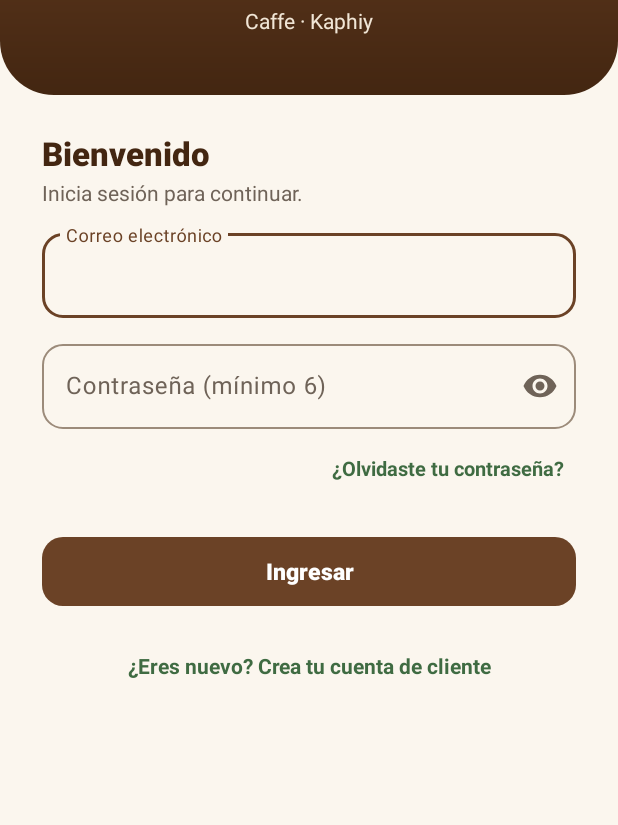
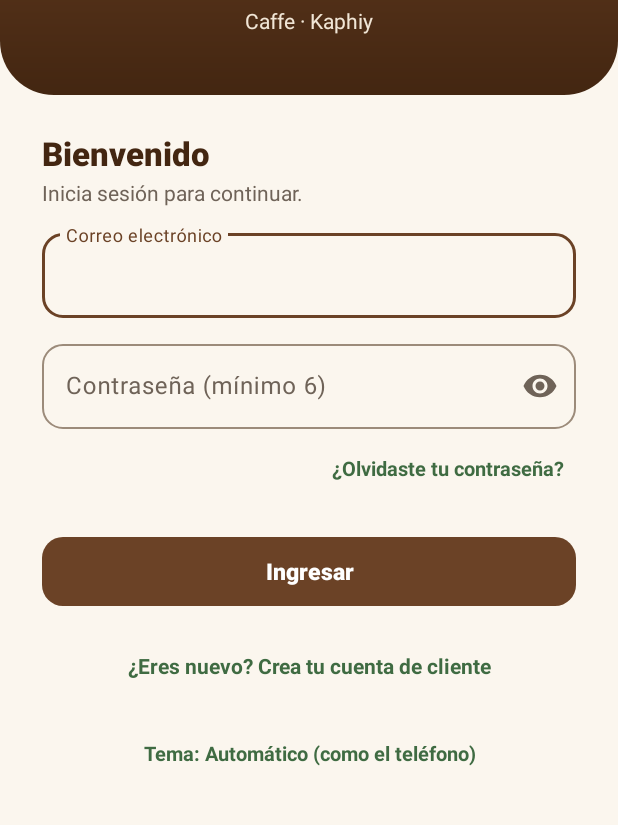
Before and after one commit to jorgesoto-13/APP-GEPSAC, an Android app: the screen it shows after launch (LoginActivity), on a phone screen of 412 x 824 dp, the part 301-1126 px from its top. Run offline under Robolectric (Android 15) with nearby library versions, the phone set to English and light mode, and no system bars; our stand-ins replace Firebase (no records; nobody signed in at launch, a user with empty details on screens opened directly); 1 statement that could not run was skipped.

Commit message:
Agrega ajuste de tema (claro, oscuro o automático) en el panel y en el login

```diff
--- a/app/src/main/java/com/gepsac/app/GepsacApp.kt
+++ b/app/src/main/java/com/gepsac/app/GepsacApp.kt
@@ -2,7 +2,13 @@ package com.gepsac.app
 
 import android.app.Application
 import com.gepsac.app.di.AppContainer
+import com.gepsac.app.view.common.Tema
 
 class GepsacApp : Application() {
     val contenedor: AppContainer by lazy { AppContainer(this) }
+
+    override fun onCreate() {
+        super.onCreate()
+        Tema.aplicar(this)   // tema claro, oscuro o automático según lo que eligió el usuario
+    }
 }
--- a/app/src/main/java/com/gepsac/app/view/auth/LoginActivity.kt
+++ b/app/src/main/java/com/gepsac/app/view/auth/LoginActivity.kt
@@ -11,6 +11,7 @@ import androidx.core.content.ContextCompat
 import androidx.core.view.WindowInsetsControllerCompat
 import com.gepsac.app.BuildConfig
 import com.gepsac.app.R
+import com.gepsac.app.view.common.Tema
 import com.gepsac.app.view.common.aparecer
 import com.gepsac.app.view.common.nombrePersona
 import com.gepsac.app.view.common.paraTelefono
@@ -56,6 +57,8 @@ class LoginActivity : AppCompatActivity() {
         b.tvVersion.text ="GEPSAC · versión " + BuildConfig.VERSION_NAME +
             if (BuildConfig.NUMERO_COMPILACION > 0) " (compilación " + BuildConfig.NUMERO_COMPILACION + ")" else " (local)"
         b.tvOlvide.setOnClickListener { recuperar() }
+        b.tvTema.text = "Tema: " + Tema.nombreActual(this)
+        b.tvTema.setOnClickListener { Tema.mostrarSelector(this) }
         vm.recuperacion.observarEvento(this) { Toast.makeText(this, it, Toast.LENGTH_LONG).show() }
         actualizarUI()
         if (savedInstanceState == null) {
--- a/app/src/main/java/com/gepsac/app/view/base/NavActivity.kt
+++ b/app/src/main/java/com/gepsac/app/view/base/NavActivity.kt
@@ -17,6 +17,7 @@ import com.gepsac.app.databinding.ActivityNavBinding
 import com.gepsac.app.di.Fabrica
 import com.gepsac.app.viewmodel.AuthViewModel
 import com.gepsac.app.view.auth.LoginActivity
+import com.gepsac.app.view.common.Tema
 
 /** Pantalla base con barra inferior. La usan ClienteActivity y AdminActivity. */
 abstract class NavActivity : AppCompatActivity() {
@@ -44,6 +45,7 @@ abstract class NavActivity : AppCompatActivity() {
         b = ActivityNavBinding.inflate(layoutInflater)
         setContentView(b.root)
         b.tvTitulo.text = titulo
+        b.btnAjustes.setOnClickListener { Tema.mostrarSelector(this) }
         b.tvSalir.setOnClickListener {
             contenedor.notificador.detener()
             contenedor.carritoLocal.cerrar()
--- /dev/null
+++ b/app/src/main/java/com/gepsac/app/view/common/Tema.kt
@@ -0,0 +1,55 @@
+package com.gepsac.app.view.common
+
+import android.content.Context
+import androidx.appcompat.app.AppCompatActivity
+import androidx.appcompat.app.AppCompatDelegate
+import com.google.android.material.dialog.MaterialAlertDialogBuilder
+
+/**
+ * Tema de la app: claro, oscuro o automático (el mismo del teléfono). La elección se guarda en el teléfono y se
+ * aplica al abrir la app y en el momento de cambiarla (las pantallas abiertas se redibujan solas).
+ */
+object Tema {
+    const val AUTOMATICO = 0
+    const val CLARO = 1
+    const val OSCURO = 2
+
+    private const val PREFS = "ajustes"
+    private const val CLAVE = "tema"
+
+    private val nombres = arrayOf("Automático (como el teléfono)", "Claro", "Oscuro")
+
+    fun guardado(ctx: Context): Int =
+        ctx.getSharedPreferences(PREFS, Context.MODE_PRIVATE).getInt(CLAVE, AUTOMATICO)
+
+    /** Texto corto del tema actual, para mostrarlo junto al botón de ajustes. */
+    fun nombreActual(ctx: Context): String = nombres[guardado(ctx).coerceIn(0, nombres.lastIndex)]
+
+    /** Aplica el tema guardado. Se llama al iniciar la app. */
+    fun aplicar(ctx: Context) {
+        AppCompatDelegate.setDefaultNightMode(modo(guardado(ctx)))
+    }
+
+    private fun elegir(ctx: Context, tema: Int) {
+        ctx.getSharedPreferences(PREFS, Context.MODE_PRIVATE).edit().putInt(CLAVE, tema).apply()
+        aplicar(ctx)
+    }
+
+    private fun modo(tema: Int) = when (tema) {
+        CLARO -> AppCompatDelegate.MODE_NIGHT_NO
+        OSCURO -> AppCompatDelegate.MODE_NIGHT_YES
+        else -> AppCompatDelegate.MODE_NIGHT_FOLLOW_SYSTEM
+    }
+
+    /** Diálogo para elegir el tema. Al elegir uno, se aplica de inmediato. */
+    fun mostrarSelector(actividad: AppCompatActivity) {
+        MaterialAlertDialogBuilder(actividad)
+            .setTitle("Tema de la app")
+            .setSingleChoiceItems(nombres, guardado(actividad)) { dialogo, cual ->
+                elegir(actividad.applicationContext, cual)
+                dialogo.dismiss()
+            }
+            .setNegativeButton("Cerrar", null)
+            .show()
+    }
+}
--- /dev/null
+++ b/app/src/main/res/drawable/ic_settings.xml
@@ -0,0 +1,3 @@
+<vector xmlns:android="http://schemas.android.com/apk/res/android" android:width="24dp" android:height="24dp" android:viewportWidth="24" android:viewportHeight="24">
+    <path android:fillColor="@color/brown" android:pathData="M19.14,12.94c0.04,-0.3 0.06,-0.61 0.06,-0.94c0,-0.32 -0.02,-0.64 -0.07,-0.94l2.03,-1.58c0.18,-0.14 0.23,-0.41 0.12,-0.61l-1.92,-3.32c-0.12,-0.22 -0.37,-0.29 -0.59,-0.22l-2.39,0.96c-0.5,-0.38 -1.03,-0.7 -1.62,-0.94L14.4,2.81c-0.04,-0.24 -0.24,-0.41 -0.48,-0.41h-3.84c-0.24,0 -0.43,0.17 -0.47,0.41L9.25,5.35C8.66,5.59 8.12,5.92 7.63,6.29L5.24,5.33c-0.22,-0.08 -0.47,0 -0.59,0.22L2.74,8.87C2.62,9.08 2.66,9.34 2.86,9.48l2.03,1.58C4.84,11.36 4.8,11.69 4.8,12s0.02,0.64 0.07,0.94l-2.03,1.58c-0.18,0.14 -0.23,0.41 -0.12,0.61l1.92,3.32c0.12,0.22 0.37,0.29 0.59,0.22l2.39,-0.96c0.5,0.38 1.03,0.7 1.62,0.94l0.36,2.54c0.05,0.24 0.24,0.41 0.48,0.41h3.84c0.24,0 0.44,-0.17 0.47,-0.41l0.36,-2.54c0.59,-0.24 1.13,-0.56 1.62,-0.94l2.39,0.96c0.22,0.08 0.47,0 0.59,-0.22l1.92,-3.32c0.12,-0.22 0.07,-0.47 -0.12,-0.61L19.14,12.94zM12,15.6c-1.98,0 -3.6,-1.62 -3.6,-3.6s1.62,-3.6 3.6,-3.6s3.6,1.62 3.6,3.6S13.98,15.6 12,15.6z"/>
+</vector>
--- a/app/src/main/res/layout/activity_login.xml
+++ b/app/src/main/res/layout/activity_login.xml
@@ -69,8 +69,13 @@
                 android:textColor="@color/green" android:textStyle="bold" />
 
             <!-- Versión de la app que se está usando -->
+            <TextView android:id="@+id/tvTema" android:layout_width="wrap_content" android:layout_height="wrap_content"
+                android:layout_gravity="center_horizontal" android:layout_marginTop="12dp" android:minHeight="44dp" android:gravity="center"
+                android:paddingStart="12dp" android:paddingEnd="12dp" android:clickable="true" android:focusable="true"
+                android:background="?attr/selectableItemBackground" android:text="Tema: claro u oscuro"
+                android:textColor="@color/green" android:textSize="13sp" android:textStyle="bold" />
             <TextView android:id="@+id/tvVersion" style="@style/Etiqueta" android:layout_width="wrap_content" android:layout_height="wrap_content"
-                android:layout_gravity="center_horizontal" android:layout_marginTop="24dp" android:textSize="12sp" />
+                android:layout_gravity="center_horizontal" android:layout_marginTop="4dp" android:textSize="12sp" />
         </LinearLayout>
     </LinearLayout>
 </ScrollView>
--- a/app/src/main/res/layout/activity_nav.xml
+++ b/app/src/main/res/layout/activity_nav.xml
@@ -9,6 +9,9 @@
         <TextView android:id="@+id/tvTitulo" android:layout_width="0dp" android:layout_height="wrap_content" android:layout_weight="1"
             android:layout_marginStart="12dp" android:textColor="@color/brown_dark" android:textSize="21sp"
             android:textStyle="bold" android:fontFamily="sans-serif-medium" />
+        <ImageButton android:id="@+id/btnAjustes" android:layout_width="44dp" android:layout_height="44dp"
+            android:layout_marginEnd="4dp" android:background="@drawable/bg_pildora" android:src="@drawable/ic_settings"
+            android:contentDescription="Ajustes: tema claro u oscuro" />
         <TextView android:id="@+id/tvSalir" android:layout_width="wrap_content" android:layout_height="wrap_content"
             android:minHeight="44dp" android:gravity="center_vertical" android:paddingStart="14dp" android:paddingEnd="16dp"
             android:background="@drawable/bg_pildora" android:text="Salir" android:clickable="true" android:focusable="true"
```
